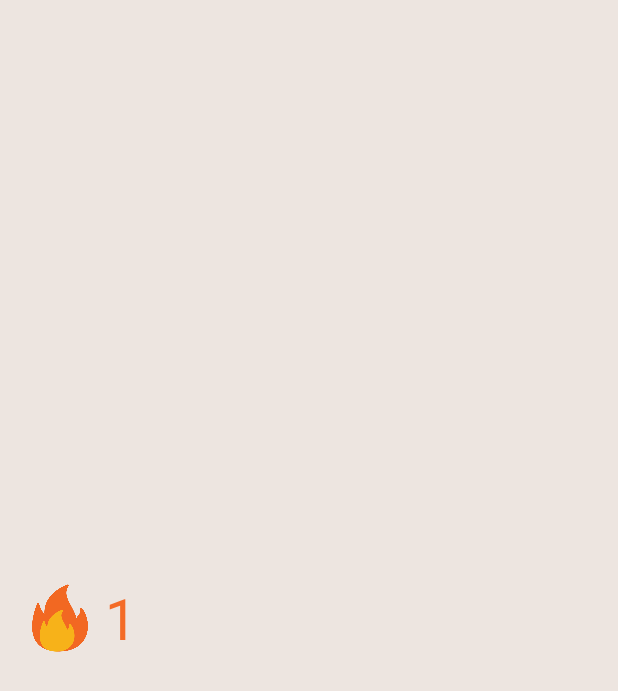
After one commit to BigCapybara638/words-app, an Android app: the layout my_widget_layout.xml on its own in the app's theme, with its tools: preview values and no code run, on a phone screen of 412 x 824 dp. The commit adds this screen. Shown: the top 691 px of the screen. Run offline under Robolectric (Android 15) with nearby library versions, the phone set to English and light mode, and no system bars.

Commit message:
added widget

```diff
--- a/app/src/main/java/com/example/wordsapp/ui/learning/LearningFragment.kt
+++ b/app/src/main/java/com/example/wordsapp/ui/learning/LearningFragment.kt
@@ -108,6 +108,7 @@ class LearningFragment : Fragment() {
                 } else {
                     // Все слова пройдены - загружаем новые
                     loadWords()
+
                 }
             }
         }
--- /dev/null
+++ b/app/src/main/res/layout/my_widget_layout.xml
@@ -0,0 +1,29 @@
+<?xml version="1.0" encoding="utf-8"?>
+<RelativeLayout xmlns:android="http://schemas.android.com/apk/res/android"
+    android:id="@+id/widget_layout_root"
+    android:layout_width="match_parent"
+    android:layout_height="match_parent"
+    android:background="@color/system_grey"
+    android:padding="8dp">
+
+    <ImageView
+        android:id="@+id/widget_icon"
+        android:layout_width="48dp"
+        android:layout_height="48dp"
+        android:layout_marginStart="8dp"
+        android:layout_alignParentStart="true"
+        android:layout_centerVertical="true"
+        android:src="@drawable/flame" />
+
+    <TextView
+        android:id="@+id/widget_text"
+        android:layout_width="wrap_content"
+        android:layout_height="wrap_content"
+        android:layout_toEndOf="@id/widget_icon"
+        android:layout_centerVertical="true"
+        android:layout_marginStart="6dp"
+        android:textColor="@color/purple_222"
+        android:textSize="38sp"
+        android:text="1" />
+
+</RelativeLayout>
```
Also changed, not shown: app/src/main/AndroidManifest.xml (+13 -0 lines), app/src/main/java/com/example/wordsapp/MyAppWidgetProvider.kt (added, +60 -0 lines), app/src/main/java/com/example/wordsapp/StreakManager.kt (+7 -0 lines), app/src/main/java/com/example/wordsapp/ui/dashboard/DashboardFragment.kt (+6 -1 lines), app/src/main/res/xml/my_widget_info.xml (added, +12 -0 lines).
